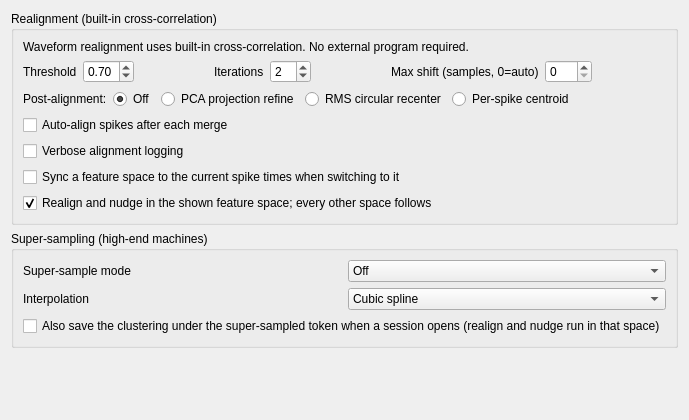
Above: src/klusters/src/prefrealignmentlayout.ui from Gravios/neurosuite-3 before the change. Below: the same form after it.
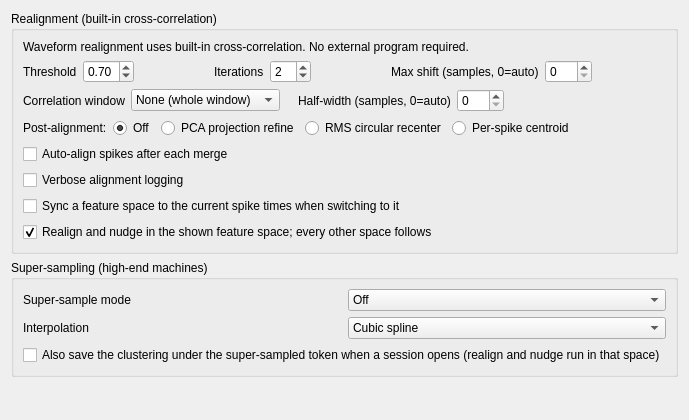
That is the form after the change.

Commit message: klusters: a correlation window for the realign (--kernel), in the preferences

The edit to the form file:
```diff
--- a/src/klusters/src/prefrealignmentlayout.ui
+++ b/src/klusters/src/prefrealignmentlayout.ui
@@ -148,6 +148,77 @@
         <item row="2" column="0">
          <layout class="QHBoxLayout">
           <item>
+           <widget class="QLabel" name="realignKernelLabel">
+            <property name="text">
+             <string>Correlation window</string>
+            </property>
+           </widget>
+          </item>
+          <item>
+           <widget class="QComboBox" name="realignKernelCombo">
+            <property name="toolTip">
+             <string>The part of the waveform window the cross-correlation scores and normalises on.  None: the whole window (every sample, the classic behaviour).  Gaussian / Hann: a bell of the given half-width centred on the alignment target (peak sample), so a second spike in the tail or the lead-in -- a collision -- neither feeds the score nor its normalisation and cannot pull the lag toward itself.  Template energy: the cluster template's own energy profile (self-calibrating, no width; works in derivative and super-sampled spaces).  A window runs on the CPU kernel.</string>
+            </property>
+            <item><property name="text"><string>None (whole window)</string></property></item>
+            <item><property name="text"><string>Gaussian</string></property></item>
+            <item><property name="text"><string>Hann</string></property></item>
+            <item><property name="text"><string>Template energy</string></property></item>
+           </widget>
+          </item>
+          <item>
+           <spacer name="spacer_ra_k1">
+            <property name="orientation">
+             <enum>Qt::Horizontal</enum>
+            </property>
+            <property name="sizeType">
+             <enum>QSizePolicy::Fixed</enum>
+            </property>
+            <property name="sizeHint" stdset="0">
+             <size><width>12</width><height>20</height></size>
+            </property>
+           </spacer>
+          </item>
+          <item>
+           <widget class="QLabel" name="realignKernelWidthLabel">
+            <property name="text">
+             <string>Half-width (samples, 0=auto)</string>
+            </property>
+           </widget>
+          </item>
+          <item>
+           <widget class="QSpinBox" name="realignKernelWidthSpinBox">
+            <property name="toolTip">
+             <string>Half-width of the Gaussian (2 sigma) or Hann window, in samples of the recording, each side of the peak sample.  0 = automatic: half the peak position (the same rule as the automatic max shift).  In a super-sampled space the same width applies in that space's ticks.  Not used by the template-energy window.</string>
+            </property>
+            <property name="minimum">
+             <number>0</number>
+            </property>
+            <property name="maximum">
+             <number>200</number>
+            </property>
+            <property name="value">
+             <number>0</number>
+            </property>
+           </widget>
+          </item>
+          <item>
+           <spacer name="spacer_ra_k2">
+            <property name="orientation">
+             <enum>Qt::Horizontal</enum>
+            </property>
+            <property name="sizeType">
+             <enum>QSizePolicy::Expanding</enum>
+            </property>
+            <property name="sizeHint" stdset="0">
+             <size><width>20</width><height>20</height></size>
+            </property>
+           </spacer>
+          </item>
+         </layout>
+        </item>
+        <item row="3" column="0">
+         <layout class="QHBoxLayout">
+          <item>
            <widget class="QLabel" name="realignModeLabel">
             <property name="text">
              <string>Post-alignment:</string>
@@ -212,7 +283,7 @@
           </item>
          </layout>
         </item>
-        <item row="3" column="0">
+        <item row="4" column="0">
          <widget class="QCheckBox" name="autoRealignAfterMergeCheckBox">
           <property name="text">
            <string>Auto-align spikes after each merge</string>
@@ -225,7 +296,7 @@
           </property>
          </widget>
         </item>
-        <item row="4" column="0">
+        <item row="5" column="0">
          <widget class="QCheckBox" name="realignVerboseCheckBox">
           <property name="text">
            <string>Verbose alignment logging</string>
@@ -238,7 +309,7 @@
           </property>
          </widget>
         </item>
-          <item row="5" column="0">
+          <item row="6" column="0">
            <widget class="QCheckBox" name="syncFeatureSpaceOnSwitchCheckBox">
             <property name="text">
              <string>Sync a feature space to the current spike times when switching to it</string>
@@ -251,7 +322,7 @@
             </property>
            </widget>
           </item>
-          <item row="6" column="0">
+          <item row="7" column="0">
            <widget class="QCheckBox" name="realignFromAnySpaceCheckBox">
             <property name="text">
              <string>Realign and nudge in the shown feature space; every other space follows</string>
```
The commit also changes 18 other files.
